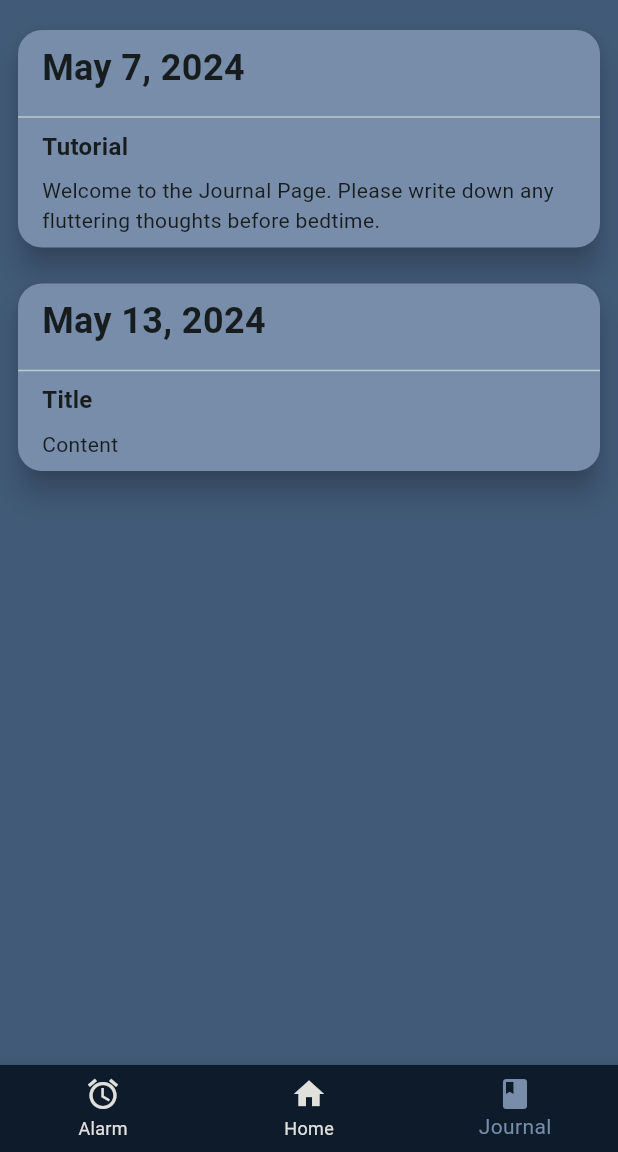
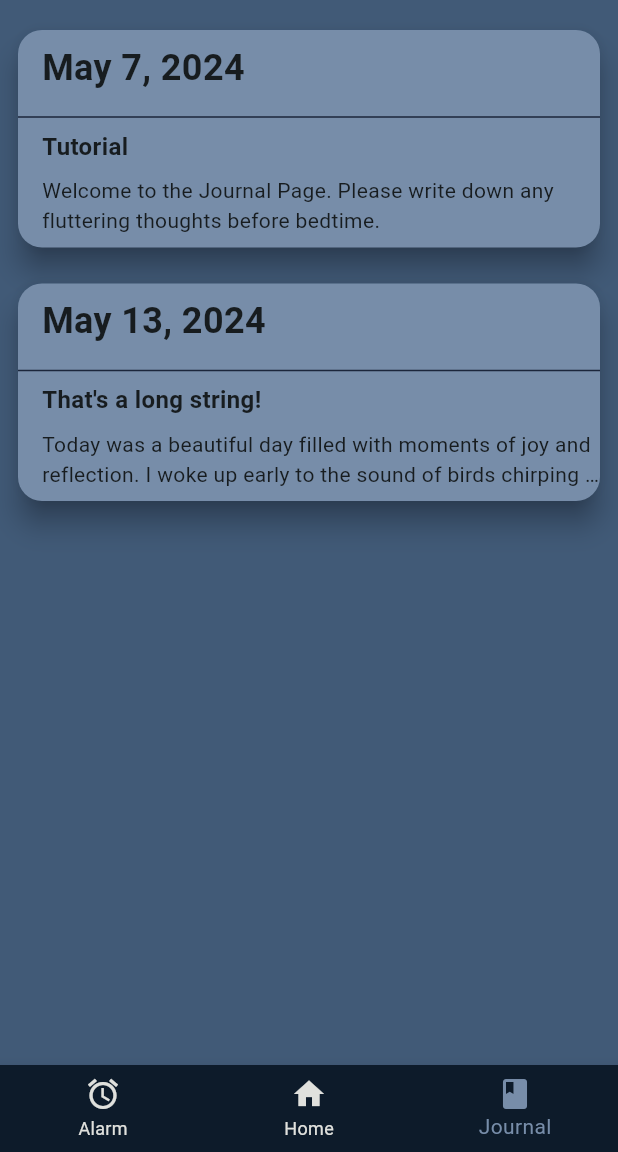
Before and after one commit to GianDMarquez/sleepybuddy, a Flutter app: the screen it shows after launch, item 3 of the bottom bar chosen, on a phone screen of 412 x 824 dp, the part 84-1236 px from its top. Run offline on Flutter 3.47's test engine with Material 3 defaults, Android fonts, the phone set to English and light mode, and no system bars; our stand-ins replace hive, hive_flutter, shared_preferences; missing offline and left inert: android_alarm_manager_plus; accounts and stored records are empty.

Commit message:
style and example

```diff
--- a/lib/view/custom/components/journal_tile.dart
+++ b/lib/view/custom/components/journal_tile.dart
@@ -26,6 +26,7 @@ class JournalTile extends StatelessWidget {
       child: Card(
         color: secondaryColorLight,
         elevation: 8,
+        shadowColor: primaryColorLight,
         shape: RoundedRectangleBorder(
           borderRadius: BorderRadius.circular(16),
         ),
@@ -43,7 +44,7 @@ class JournalTile extends StatelessWidget {
                 ),
               ),
             ),
-            Divider(),
+            Divider(color: primaryColorLight),
             // Title
             Padding(
               padding: const EdgeInsets.only(left: 16.0, bottom: 8.0),
@@ -62,6 +63,7 @@ class JournalTile extends StatelessWidget {
                 textContent,
                 style: TextStyle(
                   fontSize: 14,
+                  //TO DO: Decide on color for text
                 ),
                 maxLines: 2,
                 overflow: TextOverflow.ellipsis,
--- a/lib/view/screens/journal_page.dart
+++ b/lib/view/screens/journal_page.dart
@@ -14,7 +14,7 @@ class JournalPage extends StatelessWidget {
       "Tutorial",
       "Welcome to the Journal Page. Please write down any fluttering thoughts before bedtime."
     ],
-    ["May 13, 2024", "Title", "Content"]
+    ["May 13, 2024", "That's a long string!", "Today was a beautiful day filled with moments of joy and reflection. I woke up early to the sound of birds chirping outside my window, a gentle reminder that a new day had begun."]
   ];
 
   @override
```
